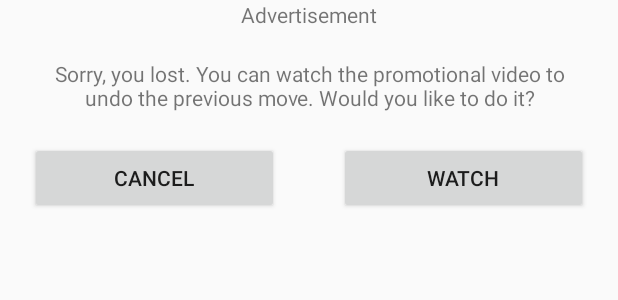
After one commit to HermanAleksey/Minesweeper, an Android app: the layout layout_dialog_ad_watcher.xml on its own in the app's theme, with its tools: preview values and no code run, on a phone screen of 412 x 824 dp. The commit adds this screen. Shown: the top 300 px of the screen. Run offline under Robolectric (Android 15) with nearby library versions, the phone set to English and light mode, and no system bars.

Commit message:
AdWatcher dialog; Number picker numbers on material theme.

```diff
--- a/app/src/main/java/com/example/sapper/controller/logic/MultiPlayerService.java
+++ b/app/src/main/java/com/example/sapper/controller/logic/MultiPlayerService.java
@@ -241,7 +241,7 @@ public class MultiPlayerService {
         // Send a failure message back to the Activity
         Message msg = mHandler.obtainMessage(BluetoothConstant.MESSAGE_TOAST);
         Bundle bundle = new Bundle();
-        bundle.putString(BluetoothConstant.TOAST, String.valueOf(R.string.unableToConnectDevice));
+//        bundle.putString(BluetoothConstant.TOAST, String.valueOf(R.string.unableToConnectDevice));
         msg.setData(bundle);
         mHandler.sendMessage(msg);
 
@@ -256,7 +256,7 @@ public class MultiPlayerService {
         // Send a failure message back to the Activity
         Message msg = mHandler.obtainMessage(BluetoothConstant.MESSAGE_TOAST);
         Bundle bundle = new Bundle();
-        bundle.putString(BluetoothConstant.TOAST, String.valueOf(R.string.diveConnectionWasLost));
+//        bundle.putString(BluetoothConstant.TOAST, String.valueOf(R.string.diveConnectionWasLost));
         msg.setData(bundle);
         mHandler.sendMessage(msg);
 
--- a/app/src/main/java/com/example/sapper/view/activity/MinefieldActivity/activity/MinefieldActivity.kt
+++ b/app/src/main/java/com/example/sapper/view/activity/MinefieldActivity/activity/MinefieldActivity.kt
@@ -141,7 +141,7 @@ class MinefieldActivity : AppCompatActivity(), IMinefieldActivity {
             override fun onStartTrackingTouch(seekBar: SeekBar?) {}
             override fun onStopTrackingTouch(seekBar: SeekBar?) {}
         })
-        seek_bar_minefield_cell_size.progress = 60
+        seek_bar_minefield_cell_size. progress = 60
     }
 
     private fun fillViewElements() {
--- /dev/null
+++ b/app/src/main/res/layout/layout_dialog_ad_watcher.xml
@@ -0,0 +1,49 @@
+<?xml version="1.0" encoding="utf-8"?>
+<LinearLayout
+    xmlns:android="http://schemas.android.com/apk/res/android"
+    android:layout_width="match_parent"
+    android:layout_height="match_parent"
+    style="?background_layout"
+    android:orientation="vertical">
+
+    <TextView
+        style="?attr/main_label"
+        android:layout_width="match_parent"
+        android:layout_height="wrap_content"
+        android:gravity="center"
+        android:text="@string/adDialog" />
+
+    <TextView
+        style="?casual_description"
+        android:layout_width="match_parent"
+        android:layout_height="wrap_content"
+        android:paddingHorizontal="20dp"
+        android:paddingTop="20dp"
+        android:gravity="center"
+        android:text="@string/wouldLikeToContinue" />
+
+    <LinearLayout
+        android:layout_width="match_parent"
+        android:layout_height="wrap_content">
+
+        <Button
+            android:id="@+id/button_ad_fragment_cancel"
+            android:layout_width="0dp"
+            android:layout_height="wrap_content"
+            android:layout_weight="1"
+            android:text="@string/cancel"
+            android:layout_margin="20dp"
+            style="?attr/main_button"/>
+
+        <Button
+            android:id="@+id/button_ad_fragment_accept"
+            android:layout_width="0dp"
+            android:layout_height="wrap_content"
+            android:layout_weight="1"
+            android:text="@string/watch"
+            android:layout_margin="20dp"
+            style="?attr/main_button"/>
+
+    </LinearLayout>
+
+</LinearLayout>
--- a/app/src/main/res/layout/layout_dialog_settings_mines_count.xml
+++ b/app/src/main/res/layout/layout_dialog_settings_mines_count.xml
@@ -69,7 +69,4 @@
 
     </LinearLayout>
 
-
-
-
 </LinearLayout>
--- a/app/src/main/res/values/attrs.xml
+++ b/app/src/main/res/values/attrs.xml
@@ -11,6 +11,7 @@
     <attr name="secondary_horizontal_line" format="reference"/>//    вторичная горизонтальная черта
     <attr name="secondary_vertical_line" format="reference"/>//    вертикальная черта
     <attr name="checkbox_game_settings" format="reference"/>//           чекбокс
+    <attr name="number_picker" format="reference" />
     //game result activity
     <attr name="game_result_border" format="reference"/>//                рамка окончания игры
     <attr name="text_result_game_result" format="reference"/>//           надпись завершения игры
--- a/app/src/main/res/values/strings.xml
+++ b/app/src/main/res/values/strings.xml
@@ -186,4 +186,10 @@ Several things are required to play via bluetooth: \n
         <item>Colorized</item>
     </string-array>
 
+
+    //ad dialog
+    <string name="adDialog">Advertisement</string>
+    <string name="wouldLikeToContinue">Sorry, you lost. You can watch the promotional video
+        to undo the previous move. Would you like to do it?</string>
+    <string name="watch">Watch</string>
 </resources>
--- a/app/src/main/res/values/styles.xml
+++ b/app/src/main/res/values/styles.xml
@@ -7,6 +7,10 @@
         <item name="colorAccent">@color/colorAccent</item>
     </style>
 
+
+    <style name="number_picker_material_1" parent="Theme.AppCompat">
+        <item name="android:background">@color/colorPrimary_material_1</item>
+    </style>
 
     /**------------------------------------------------OLD---------------------------------------------------**/
     //Main activity OLD
--- a/app/src/main/res/values/themes.xml
+++ b/app/src/main/res/values/themes.xml
@@ -17,6 +17,7 @@
         <item name="strong_line_separator">@style/strong_line_separator_old</item>
         <item name="secondary_horizontal_line">@style/secondary_horizontal_line_old</item>
         <item name="checkbox_game_settings">@style/checkbox_game_settings_old</item>
+
         //result activity
         <item name="game_result_border">@style/game_result_border_old</item>
         <item name="text_result_game_result">@style/text_result_game_result_old</item>
@@ -48,6 +49,7 @@
         <item name="strong_line_separator">@style/strong_line_separator_material_1</item>
         <item name="secondary_horizontal_line">@style/secondary_horizontal_line_material_1</item>
         <item name="checkbox_game_settings">@style/checkbox_game_settings_material_1</item>
+        <item name="number_picker">@style/number_picker_material_1</item>
         //result activity
         <item name="game_result_border">@style/game_result_border_material_1</item>
         <item name="text_result_game_result">@style/text_result_game_result_material_1</item>
```
Also changed, not shown: app/src/main/java/com/example/sapper/view/dialog/AdDialog.kt (added, +37 -0 lines), app/src/main/res/layout/activity_game_settings.xml (+26 -22 lines), 2 other files.
